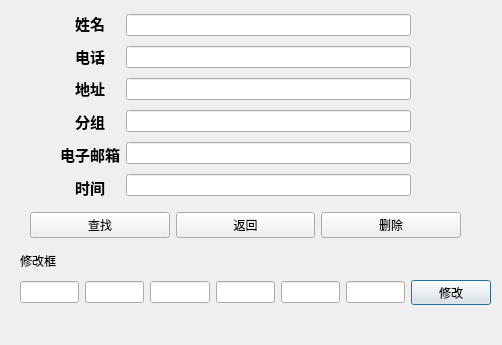
The window that searchdialog.ui (honk2333/Address-book) describes before a commit, drawn with Qt 5.
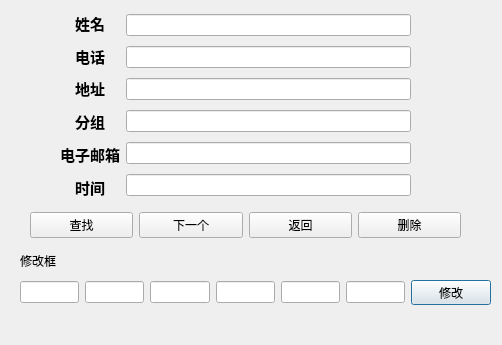
The same window after the commit.

What changed in the file:
```diff
--- a/searchdialog.ui
+++ b/searchdialog.ui
@@ -80,6 +80,13 @@
       </property>
      </widget>
     </item>
+    <item>
+     <widget class="QPushButton" name="FindNextButton">
+      <property name="text">
+       <string>下一个</string>
+      </property>
+     </widget>
+    </item>
     <item>
      <widget class="QPushButton" name="ExitButton">
       <property name="text">
```
